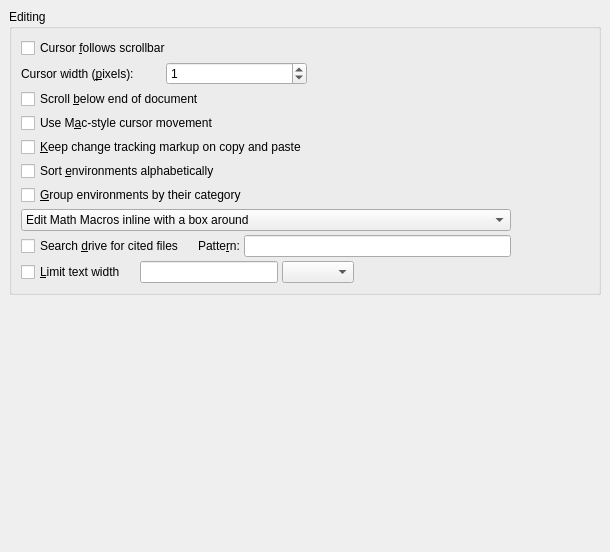
Old version of the form src/frontends/qt/ui/PrefEditUi.ui in the repository unimiso/lyx_mirror.
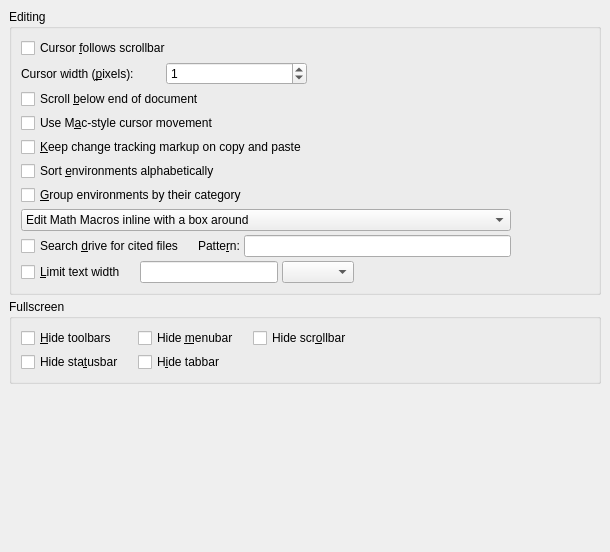
New version of the form. Custom widgets are drawn as their Qt base class.

Commit message:
Revert "Move Fullscreen preferences from Editing>Control section into Look & Feel>User Interface section"
I pushed it by mistake.

This reverts commit 4d31e20d7d790554aab655ae11c9cd0dd4a6d6f1.

```diff
--- a/src/frontends/qt/ui/PrefEditUi.ui
+++ b/src/frontends/qt/ui/PrefEditUi.ui
@@ -272,6 +272,123 @@
     </widget>
    </item>
    <item row="1" column="0">
+    <widget class="QGroupBox" name="fullscreenGB">
+     <property name="title">
+      <string>Fullscreen</string>
+     </property>
+     <property name="alignment">
+      <set>Qt::AlignLeading|Qt::AlignLeft|Qt::AlignTop</set>
+     </property>
+     <property name="flat">
+      <bool>true</bool>
+     </property>
+     <layout class="QGridLayout" name="gridLayout_2">
+      <item row="0" column="2">
+       <widget class="QCheckBox" name="toggleMenubarCB">
+        <property name="text">
+         <string>Hide &amp;menubar</string>
+        </property>
+       </widget>
+      </item>
+      <item row="0" column="4">
+       <widget class="QCheckBox" name="toggleScrollbarCB">
+        <property name="text">
+         <string>Hide scr&amp;ollbar</string>
+        </property>
+       </widget>
+      </item>
+      <item row="0" column="1">
+       <spacer name="horizontalSpacer_5">
+        <property name="orientation">
+         <enum>Qt::Horizontal</enum>
+        </property>
+        <property name="sizeType">
+         <enum>QSizePolicy::Fixed</enum>
+        </property>
+        <property name="sizeHint" stdset="0">
+         <size>
+          <width>10</width>
+          <height>20</height>
+         </size>
+        </property>
+       </spacer>
+      </item>
+      <item row="1" column="0">
+       <widget class="QCheckBox" name="toggleStatusbarCB">
+        <property name="text">
+         <string>Hide sta&amp;tusbar</string>
+        </property>
+       </widget>
+      </item>
+      <item row="1" column="2">
+       <widget class="QCheckBox" name="toggleTabbarCB">
+        <property name="text">
+         <string>H&amp;ide tabbar</string>
+        </property>
+       </widget>
+      </item>
+      <item row="0" column="5" rowspan="2">
+       <spacer name="horizontalSpacer_4">
+        <property name="orientation">
+         <enum>Qt::Horizontal</enum>
+        </property>
+        <property name="sizeHint" stdset="0">
+         <size>
+          <width>146</width>
+          <height>38</height>
+         </size>
+        </property>
+       </spacer>
+      </item>
+      <item row="1" column="1">
+       <spacer name="horizontalSpacer_6">
+        <property name="orientation">
+         <enum>Qt::Horizontal</enum>
+        </property>
+        <property name="sizeType">
+         <enum>QSizePolicy::Fixed</enum>
+        </property>
+        <property name="sizeHint" stdset="0">
+         <size>
+          <width>10</width>
+          <height>20</height>
+         </size>
+        </property>
+       </spacer>
+      </item>
+      <item row="0" column="0">
+       <widget class="QCheckBox" name="toggleToolbarsCB">
+        <property name="sizePolicy">
+         <sizepolicy hsizetype="Fixed" vsizetype="Fixed">
+          <horstretch>0</horstretch>
+          <verstretch>0</verstretch>
+         </sizepolicy>
+        </property>
+        <property name="text">
+         <string>&amp;Hide toolbars</string>
+        </property>
+       </widget>
+      </item>
+      <item row="0" column="3">
+       <spacer name="horizontalSpacer_7">
+        <property name="orientation">
+         <enum>Qt::Horizontal</enum>
+        </property>
+        <property name="sizeType">
+         <enum>QSizePolicy::Fixed</enum>
+        </property>
+        <property name="sizeHint" stdset="0">
+         <size>
+          <width>10</width>
+          <height>20</height>
+         </size>
+        </property>
+       </spacer>
+      </item>
+     </layout>
+    </widget>
+   </item>
+   <item row="2" column="0">
     <spacer>
      <property name="orientation">
       <enum>Qt::Vertical</enum>
```
The commit also changes 2 other files.
